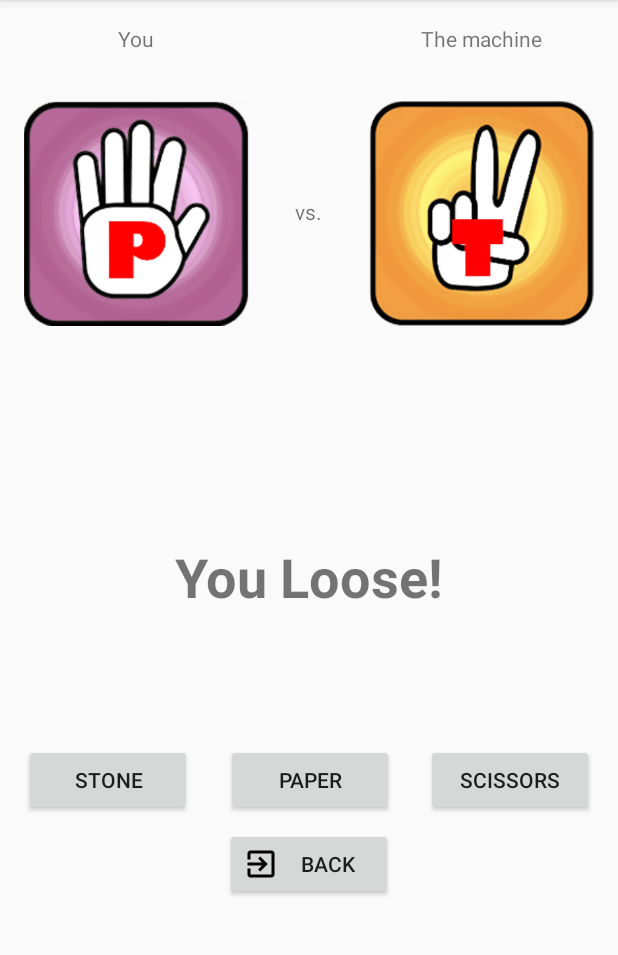
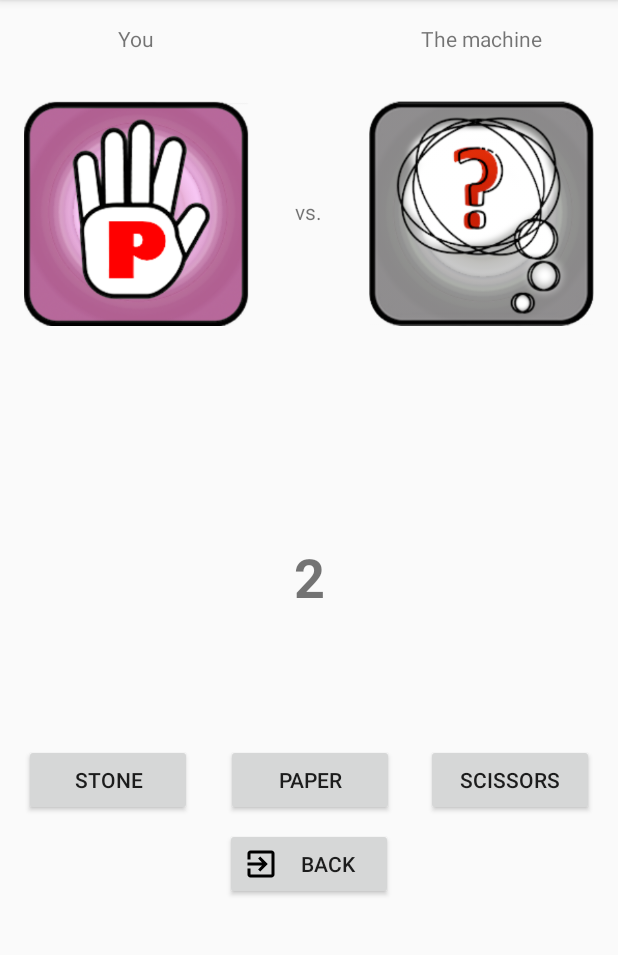
Before and after one commit to davorpa/gpul-labs-android-scissors-game, an Android app: the GameActivity screen opened directly, with no data from a screen before it, after a tap on "PAPER", on a phone screen of 412 x 824 dp, the part 84-1039 px from its top. Run offline under Robolectric (Android 15) with nearby library versions, the phone set to English and light mode, and no system bars; 1 other tap on this screen came first.

Commit message:
Implement game logic

```diff
--- a/app/src/main/java/com/davorpa/labs/games/piedrapapeltijera/GameActivity.java
+++ b/app/src/main/java/com/davorpa/labs/games/piedrapapeltijera/GameActivity.java
@@ -1,12 +1,14 @@
 package com.davorpa.labs.games.piedrapapeltijera;
 
-import androidx.annotation.IdRes;
-import androidx.appcompat.app.AppCompatActivity;
-
 import android.os.Bundle;
+import android.os.CountDownTimer;
 import android.view.View;
 import android.widget.ImageView;
 import android.widget.TextView;
+
+import androidx.annotation.DrawableRes;
+import androidx.annotation.IdRes;
+import androidx.appcompat.app.AppCompatActivity;
 
 public class GameActivity extends AppCompatActivity {
 
@@ -16,25 +18,35 @@ public class GameActivity extends AppCompatActivity {
 
     Game game = new Game();
 
+    volatile CountDownTimer countdown;
+
+
     @Override
     protected void onCreate(Bundle savedInstanceState) {
         super.onCreate(savedInstanceState);
         setContentView(R.layout.activity_game);
 
+        // Capture the layout's components
         final TextView txt_username = findViewById(R.id.txt_username);
+        img_player = findViewById(R.id.img_player);
+        img_machine = findViewById(R.id.img_machine);
+        lbl_match_status = findViewById(R.id.lbl_match_status);
+
+        // init this components
         txt_username.setText(getIntent().getStringExtra(MainActivity.EXTRA_USERNAME));
+        setMatchStatusMessage("");
+        setPlayingImage(img_player, R.drawable.icon_quest);
+        setPlayingImage(img_machine, R.drawable.icon_quest);
+    }
 
-        img_player = findViewById(R.id.img_player);
-        img_player.setImageResource(R.drawable.icon_quest);
-        img_player.setContentDescription(getString(R.string.lbl_thinking));
+    @Override
+    protected void onDestroy() {
+        if (countdown != null) {
+            countdown.cancel();
+        }
+        super.onDestroy();
+    }
 
-        img_machine = findViewById(R.id.img_machine);
-        img_machine.setImageResource(R.drawable.icon_quest);
-        img_machine.setContentDescription(getString(R.string.lbl_thinking));
-
-        lbl_match_status = findViewById(R.id.lbl_match_status);
-        lbl_match_status.setText("");
-    }
 
     /**
      * Método que se ejecuta al pulsar el botón Back
@@ -44,23 +56,47 @@ public class GameActivity extends AppCompatActivity {
         onBackPressed();
     }
 
+
     /**
      * Método que se ejecuta al pulsar el botón Stone|Paper|Scissors
      * @param view the button instance that fires the event
      */
     public void onPlayButton(final View view) {
-        // Sync player intent image
+        // Set player option
         final Game.PlayRequest playerRequest = resolvePlayerRequest(view.getId());
         updateViewForPlayerRequest(playerRequest);
 
-        // Sync machine intent image
-        final Game.PlayRequest machineRequest = game.generateRandomPlayRequest();
-        updateViewForOpponentRequest(machineRequest);
+        synchronized (this) {
+            // Init opponent option
+            setPlayingImage(img_machine, R.drawable.icon_quest);
 
-        // Generate match result
-        Game.PlayResult playResult = game.computePlayResult(playerRequest, machineRequest);
-        updateViewForPlayResult(playResult);
+            // cancel last countdown before recreate it (use double race with volatile+synchronized)
+            if (countdown != null) {
+                countdown.cancel();
+            }
+            countdown = new CountDownTimer(3500, 1000) {
+                int number = 3;
+
+                @Override public void onTick(long millisUntilFinished) {
+                    setMatchStatusMessage(String.valueOf(number--));
+                }
+
+                @Override public void onFinish() {
+                    // Sync machine intent image
+                    final Game.PlayRequest machineRequest =
+                            game.generateRandomPlayRequest();
+                    updateViewForOpponentRequest(machineRequest);
+
+                    // Generate match result
+                    final Game.PlayResult playResult =
+                            game.computePlayResult(playerRequest, machineRequest);
+                    updateViewForPlayResult(playResult);
+                }
+            };
+            countdown.start();
+        }
     }
+
 
     private Game.PlayRequest resolvePlayerRequest(@IdRes int resId) {
         final Game.PlayRequest playerRequest;
@@ -82,68 +118,94 @@ public class GameActivity extends AppCompatActivity {
         return playerRequest;
     }
 
+
     private void updateViewForPlayerRequest(Game.PlayRequest request) {
-        int imgResId;
-        String imgDesc;
+        final int imgResId;
         switch (request) {
             case STONE:
                 imgResId = R.drawable.icon_stone;
-                imgDesc = getString(R.string.lbl_stone);
                 break;
             case PAPER:
                 imgResId = R.drawable.icon_papper;
-                imgDesc = getString(R.string.lbl_paper);
                 break;
             case SCISSORS:
                 imgResId = R.drawable.icon_scissors;
-                imgDesc = getString(R.string.lbl_scissors);
                 break;
             default:
                 // Never should happen
                 throw new UnsupportedOperationException(
                         "Unreachable action for player request " + request);
         }
-        img_player.setImageResource(imgResId);
-        img_player.setContentDescription(imgDesc);
+        setPlayingImage(img_player, imgResId);
     }
 
+
     private void updateViewForOpponentRequest(Game.PlayRequest request) {
-        int imgResId;
-        String imgDesc;
+        final int imgResId;
         switch (request) {
             case STONE:
                 imgResId = R.drawable.icon_stone;
-                imgDesc = getString(R.string.lbl_stone);
                 break;
             case PAPER:
                 imgResId = R.drawable.icon_papper;
-                imgDesc = getString(R.string.lbl_paper);
                 break;
             case SCISSORS:
                 imgResId = R.drawable.icon_scissors;
-                imgDesc = getString(R.string.lbl_scissors);
                 break;
             default:
                 // Never should happen
                 throw new UnsupportedOperationException(
                         "Unreachable action for opponent request " + request);
         }
-        img_machine.setImageResource(imgResId);
-        img_machine.setContentDescription(imgDesc);
+        setPlayingImage(img_machine, imgResId);
     }
+
+
+    private void setPlayingImage(
+            final ImageView image, final @DrawableRes int resId)
+    {
+        final String desc;
+        switch (resId) {
+            case R.drawable.icon_quest:
+                desc = getString(R.string.lbl_thinking);
+                break;
+            case R.drawable.icon_stone:
+                desc = getString(R.string.lbl_stone);
+                break;
+            case R.drawable.icon_papper:
+                desc = getString(R.string.lbl_paper);
+                break;
+            case R.drawable.icon_scissors:
+                desc = getString(R.string.lbl_scissors);
+                break;
+            default:
+                // Never should happen
+                throw new UnsupportedOperationException(
+                        "Unsupported playing image resource: " + resId);
+        }
+
+        image.setImageResource(resId);
+        image.setContentDescription(desc);
+    }
+
 
     private void updateViewForPlayResult(Game.PlayResult playResult) {
         switch (playResult) {
             case PLAYER:
-                lbl_match_status.setText(R.string.lbl_win);
+                setMatchStatusMessage(getString(R.string.lbl_win));
                 break;
             case OPPONENT:
-                lbl_match_status.setText(R.string.lbl_loose);
+                setMatchStatusMessage(getString(R.string.lbl_loose));
                 break;
             case DRAW:
-                lbl_match_status.setText(R.string.lbl_draw);
+                setMatchStatusMessage(getString(R.string.lbl_draw));
                 break;
         }
     }
 
+
+    private void setMatchStatusMessage(final CharSequence text) {
+        lbl_match_status.setText(text);
+    }
+
 }
```
Also changed, not shown: app/src/main/java/com/davorpa/labs/games/piedrapapeltijera/AppAnimationUtils.java (deleted, +0 -74 lines).
